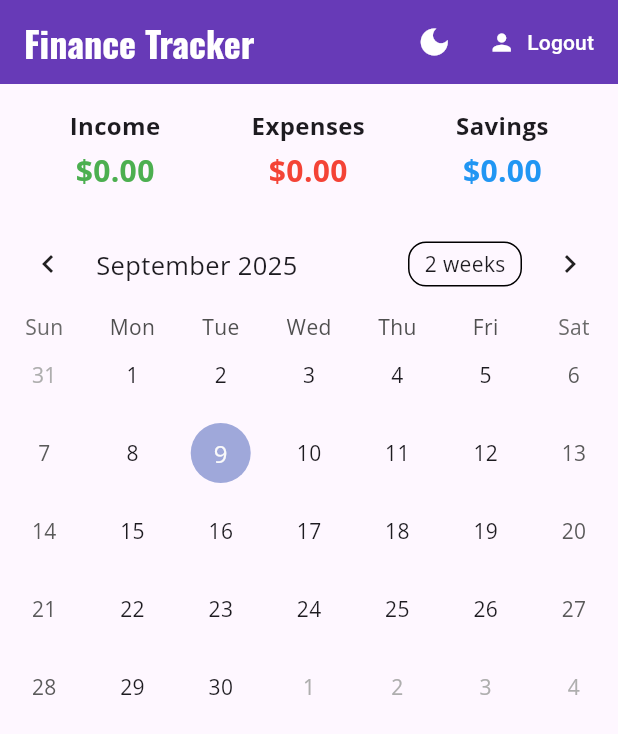
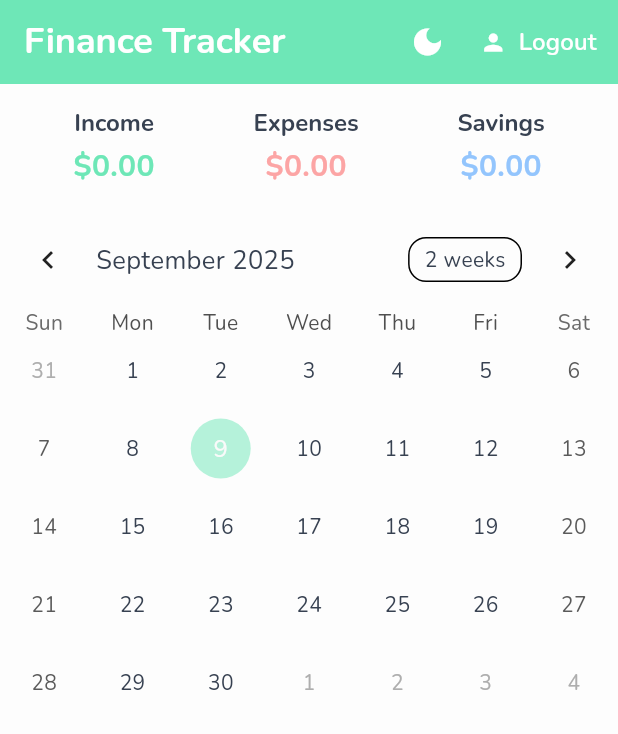
Before and after one commit to Vivek-Jadhav27/myapp, a Flutter app: the screen it shows once a user with an empty profile is signed in, on a phone screen of 412 x 824 dp. Shown: the top 734 px of the screen. Run offline on Flutter 3.47's test engine with Material 3 defaults, Android fonts, the phone set to English and light mode, and no system bars; drawn by our look-alikes of table_calendar; our stand-ins replace cloud_firestore, firebase_auth, firebase_core, google_fonts; missing offline and left inert: firebase_app_check; accounts and stored records are empty.

Commit message:
Ui changed

```diff
--- a/lib/main.dart
+++ b/lib/main.dart
@@ -1,4 +1,3 @@
-
 import 'package:firebase_core/firebase_core.dart';
 import 'package:firebase_app_check/firebase_app_check.dart';
 import 'package:flutter/material.dart';
@@ -17,10 +16,9 @@ void main() async {
     options: DefaultFirebaseOptions.currentPlatform,
   );
 
-  // Activate App Check
+  // Activate Firebase App Check
   await FirebaseAppCheck.instance.activate(
-    // Use the debug provider for development
-    androidProvider: AndroidProvider.debug,
+    androidProvider: AndroidProvider.debug, // Use debug for dev, switch later
   );
 
   runApp(
@@ -40,7 +38,8 @@ class ThemeProvider with ChangeNotifier {
   ThemeMode get themeMode => _themeMode;
 
   void toggleTheme() {
-    _themeMode = _themeMode == ThemeMode.light ? ThemeMode.dark : ThemeMode.light;
+    _themeMode =
+        _themeMode == ThemeMode.light ? ThemeMode.dark : ThemeMode.light;
     notifyListeners();
   }
 }
@@ -50,56 +49,96 @@ class MyApp extends StatelessWidget {
 
   @override
   Widget build(BuildContext context) {
-    const Color primarySeedColor = Colors.deepPurple;
+    // Pastel & Friendly Theme Colors
+    const Color primaryColor = Color(0xFF6EE7B7); // Soft Mint Green
+    const Color secondaryColor = Color(0xFFFCA5A5); // Soft Coral Red
+    const Color accentColor = Color(0xFF93C5FD); // Pastel Blue
+    const Color backgroundColor = Color(0xFFFDFDFD); // Off-white
+    const Color textColor = Color(0xFF374151); // Neutral Grey
 
     final TextTheme appTextTheme = TextTheme(
-      displayLarge: GoogleFonts.oswald(fontSize: 57, fontWeight: FontWeight.bold),
-      titleLarge: GoogleFonts.roboto(fontSize: 22, fontWeight: FontWeight.w500),
-      bodyMedium: GoogleFonts.openSans(fontSize: 14),
+      displayLarge: GoogleFonts.nunito(
+          fontSize: 57, fontWeight: FontWeight.bold, color: textColor),
+      titleLarge: GoogleFonts.nunito(
+          fontSize: 22, fontWeight: FontWeight.w700, color: textColor),
+      bodyMedium: GoogleFonts.nunito(fontSize: 14, color: textColor),
+      labelLarge: GoogleFonts.nunito(
+          fontSize: 16, fontWeight: FontWeight.w600, color: Colors.white),
     );
 
     final ThemeData lightTheme = ThemeData(
       useMaterial3: true,
+      scaffoldBackgroundColor: backgroundColor,
       colorScheme: ColorScheme.fromSeed(
-        seedColor: primarySeedColor,
+        seedColor: primaryColor,
+        primary: primaryColor,
+        secondary: secondaryColor,
+        tertiary: accentColor,
         brightness: Brightness.light,
       ),
       textTheme: appTextTheme,
       appBarTheme: AppBarTheme(
-        backgroundColor: primarySeedColor,
+        backgroundColor: primaryColor,
         foregroundColor: Colors.white,
-        titleTextStyle: GoogleFonts.oswald(fontSize: 24, fontWeight: FontWeight.bold),
+        titleTextStyle:
+            GoogleFonts.nunito(fontSize: 24, fontWeight: FontWeight.bold),
       ),
       elevatedButtonTheme: ElevatedButtonThemeData(
         style: ElevatedButton.styleFrom(
           foregroundColor: Colors.white,
-          backgroundColor: primarySeedColor,
-          shape: RoundedRectangleBorder(borderRadius: BorderRadius.circular(8)),
+          backgroundColor: primaryColor,
+          shape:
+              RoundedRectangleBorder(borderRadius: BorderRadius.circular(12)),
           padding: const EdgeInsets.symmetric(horizontal: 24, vertical: 12),
-          textStyle: GoogleFonts.roboto(fontSize: 16, fontWeight: FontWeight.w500),
+          textStyle:
+              GoogleFonts.nunito(fontSize: 16, fontWeight: FontWeight.w700),
+        ),
+      ),
+      cardTheme: const CardThemeData(
+        elevation: 2,
+        color: Colors.white,
+        shape: RoundedRectangleBorder(
+          borderRadius: BorderRadius.all(Radius.circular(12)),
         ),
       ),
     );
 
     final ThemeData darkTheme = ThemeData(
       useMaterial3: true,
+      scaffoldBackgroundColor: const Color(0xFF1F2937), // Dark grey
       colorScheme: ColorScheme.fromSeed(
-        seedColor: primarySeedColor,
+        seedColor: primaryColor,
+        primary: primaryColor,
+        secondary: secondaryColor,
+        tertiary: accentColor,
         brightness: Brightness.dark,
       ),
-      textTheme: appTextTheme,
+      textTheme: appTextTheme.apply(
+        bodyColor: Colors.white,
+        displayColor: Colors.white,
+      ),
       appBarTheme: AppBarTheme(
-        backgroundColor: Colors.grey[900],
+        backgroundColor: const Color(0xFF111827), // Dark app bar
         foregroundColor: Colors.white,
-        titleTextStyle: GoogleFonts.oswald(fontSize: 24, fontWeight: FontWeight.bold),
+        titleTextStyle:
+            GoogleFonts.nunito(fontSize: 24, fontWeight: FontWeight.bold),
       ),
       elevatedButtonTheme: ElevatedButtonThemeData(
         style: ElevatedButton.styleFrom(
-          foregroundColor: Colors.black,
-          backgroundColor: primarySeedColor,
-          shape: RoundedRectangleBorder(borderRadius: BorderRadius.circular(8)),
+          foregroundColor: Colors.white,
+          backgroundColor: primaryColor,
+          shape:
+              RoundedRectangleBorder(borderRadius: BorderRadius.circular(12)),
           padding: const EdgeInsets.symmetric(horizontal: 24, vertical: 12),
-          textStyle: GoogleFonts.roboto(fontSize: 16, fontWeight: FontWeight.w500),
+          textStyle:
+              GoogleFonts.nunito(fontSize: 16, fontWeight: FontWeight.w700),
+        ),
+      ),
+      cardTheme: const CardThemeData(
+        elevation: 2,
+        color: Color(0xFF374151), // Dark card color
+        shape: RoundedRectangleBorder(
+          borderRadius: BorderRadius.all(Radius.circular(12)),
         ),
       ),
     );
--- a/lib/screens/calendar/calendar_screen.dart
+++ b/lib/screens/calendar/calendar_screen.dart
@@ -25,6 +25,12 @@ class _CalendarScreenState extends State<CalendarScreen> {
   Widget build(BuildContext context) {
     final user = Provider.of<AppUser?>(context);
     final firestoreService = FirestoreService();
+    final theme = Theme.of(context);
+
+    // Pastel & Friendly Theme Colors
+    const Color incomeColor = Color(0xFF6EE7B7); // Soft Mint Green
+    const Color expenseColor = Color(0xFFFCA5A5); // Soft Coral Red
+    const Color savingsColor = Color(0xFF93C5FD); // Pastel Blue
 
     return user == null
         ? const Center(child: CircularProgressIndicator())
@@ -76,9 +82,9 @@ class _CalendarScreenState extends State<CalendarScreen> {
                           child: Row(
                             mainAxisAlignment: MainAxisAlignment.spaceAround,
                             children: [
-                              _buildSummary('Income', '\$${monthlyIncome.toStringAsFixed(2)}', Colors.green),
-                              _buildSummary('Expenses', '\$${monthlyExpense.toStringAsFixed(2)}', Colors.red),
-                              _buildSummary('Savings', '\$${monthlySavings.toStringAsFixed(2)}', Colors.blue),
+                              _buildSummary('Income', '\$${monthlyIncome.toStringAsFixed(2)}', incomeColor),
+                              _buildSummary('Expenses', '\$${monthlyExpense.toStringAsFixed(2)}', expenseColor),
+                              _buildSummary('Savings', '\$${monthlySavings.toStringAsFixed(2)}', savingsColor),
                             ],
                           ),
                         ),
@@ -108,6 +114,16 @@ class _CalendarScreenState extends State<CalendarScreen> {
                               _focusedDay = focusedDay;
                             });
                           },
+                           calendarStyle: CalendarStyle(
+                            todayDecoration: BoxDecoration(
+                              color: theme.colorScheme.primary.withOpacity(0.5),
+                              shape: BoxShape.circle,
+                            ),
+                            selectedDecoration: BoxDecoration(
+                              color: theme.colorScheme.primary,
+                              shape: BoxShape.circle,
+                            ),
+                          ),
                           calendarBuilders: CalendarBuilders(
                             markerBuilder: (context, day, events) {
                               if (events.isEmpty) return null;
@@ -120,7 +136,7 @@ class _CalendarScreenState extends State<CalendarScreen> {
                                     height: 8,
                                     decoration: BoxDecoration(
                                       shape: BoxShape.circle,
-                                      color: event == 'income' ? Colors.green : Colors.red,
+                                      color: event == 'income' ? incomeColor : expenseColor,
                                     ),
                                   );
                                 }).toList(),
@@ -158,9 +174,9 @@ class _CalendarScreenState extends State<CalendarScreen> {
   Widget _buildSummary(String title, String amount, Color color) {
     return Column(
       children: [
-        Text(title, style: const TextStyle(fontSize: 16, fontWeight: FontWeight.bold)),
+        Text(title, style: Theme.of(context).textTheme.titleLarge?.copyWith(fontSize: 16)),
         const SizedBox(height: 4),
-        Text(amount, style: TextStyle(fontSize: 20, color: color, fontWeight: FontWeight.bold)),
+        Text(amount, style: Theme.of(context).textTheme.bodyMedium?.copyWith(fontSize: 20, color: color, fontWeight: FontWeight.bold)),
       ],
     );
   }
@@ -176,11 +192,11 @@ class IncomeTransactionListTile extends StatelessWidget {
     return Card(
       margin: const EdgeInsets.symmetric(horizontal: 8.0, vertical: 4.0),
       child: ListTile(
-        leading: const Icon(Icons.attach_money, color: Colors.green),
-        title: Text(income.source),
-        subtitle: Text('\$${income.amount.toStringAsFixed(2)}'),
+        leading: const Icon(Icons.attach_money, color: Color(0xFF6EE7B7)),
+        title: Text(income.source, style: Theme.of(context).textTheme.bodyMedium),
+        subtitle: Text('\$${income.amount.toStringAsFixed(2)}', style: Theme.of(context).textTheme.bodyMedium),
         trailing: IconButton(
-          icon: const Icon(Icons.delete, color: Colors.redAccent),
+          icon: const Icon(Icons.delete, color: Color(0xFFFCA5A5)),
           onPressed: () async {
             final confirm = await showDialog(
               context: context,
@@ -219,11 +235,11 @@ class ExpenseTransactionListTile extends StatelessWidget {
     return Card(
       margin: const EdgeInsets.symmetric(horizontal: 8.0, vertical: 4.0),
       child: ListTile(
-        leading: const Icon(Icons.money_off, color: Colors.red),
-        title: Text(expense.category),
-        subtitle: Text('\$${expense.amount.toStringAsFixed(2)}'),
+        leading: const Icon(Icons.money_off, color: Color(0xFFFCA5A5)),
+        title: Text(expense.category, style: Theme.of(context).textTheme.bodyMedium),
+        subtitle: Text('\$${expense.amount.toStringAsFixed(2)}', style: Theme.of(context).textTheme.bodyMedium),
         trailing: IconButton(
-          icon: const Icon(Icons.delete, color: Colors.redAccent),
+          icon: const Icon(Icons.delete, color: Color(0xFFFCA5A5)),
           onPressed: () async {
             final confirm = await showDialog(
               context: context,
@@ -261,15 +277,22 @@ class AddTransactionSheet extends StatelessWidget {
   Widget build(BuildContext context) {
     return Container(
       padding: const EdgeInsets.all(16.0),
+      decoration: BoxDecoration(
+        color: Theme.of(context).cardColor,
+        borderRadius: const BorderRadius.only(
+          topLeft: Radius.circular(20),
+          topRight: Radius.circular(20),
+        ),
+      ),
       child: Column(
         mainAxisSize: MainAxisSize.min,
         children: [
-          const Text('Add a new transaction', style: TextStyle(fontSize: 18, fontWeight: FontWeight.bold)),
+          Text('Add a new transaction', style: Theme.of(context).textTheme.titleLarge),
           const SizedBox(height: 20),
           ElevatedButton.icon(
             icon: const Icon(Icons.add, color: Colors.white),
-            label: const Text('Add Income', style: TextStyle(color: Colors.white)),
-            style: ElevatedButton.styleFrom(backgroundColor: Colors.green, minimumSize: const Size(double.infinity, 50)),
+            label: Text('Add Income', style: Theme.of(context).textTheme.labelLarge),
+            style: ElevatedButton.styleFrom(backgroundColor: const Color(0xFF6EE7B7), minimumSize: const Size(double.infinity, 50)),
             onPressed: () {
               Navigator.pop(context);
               showModalBottomSheet(
@@ -281,8 +304,8 @@ class AddTransactionSheet extends StatelessWidget {
           const SizedBox(height: 12),
           ElevatedButton.icon(
             icon: const Icon(Icons.remove, color: Colors.white),
-            label: const Text('Add Expense', style: TextStyle(color: Colors.white)),
-            style: ElevatedButton.styleFrom(backgroundColor: Colors.red, minimumSize: const Size(double.infinity, 50)),
+            label: Text('Add Expense', style: Theme.of(context).textTheme.labelLarge),
+            style: ElevatedButton.styleFrom(backgroundColor: const Color(0xFFFCA5A5), minimumSize: const Size(double.infinity, 50)),
             onPressed: () {
               Navigator.pop(context);
               showModalBottomSheet(
```
